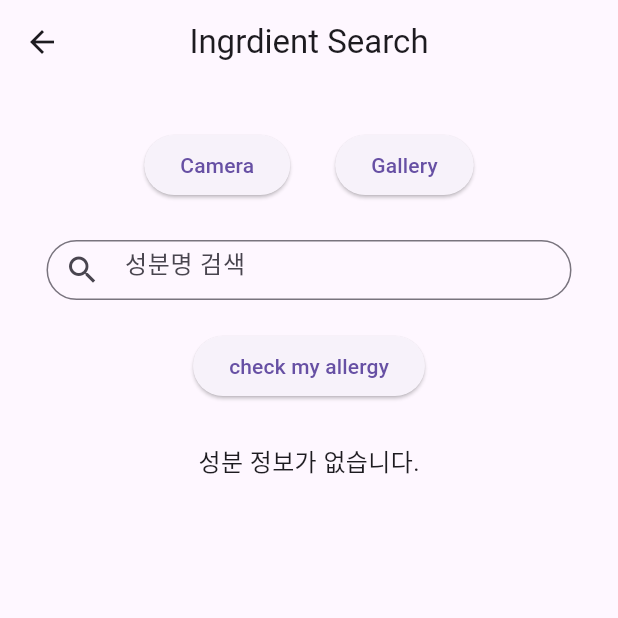
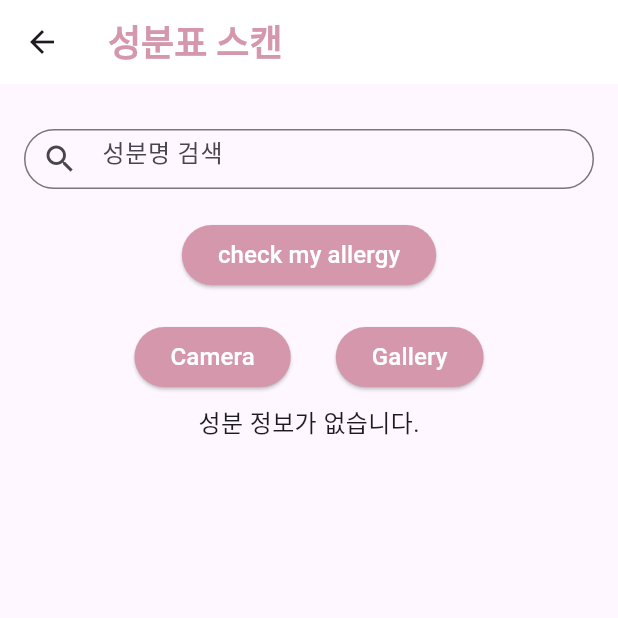
Before and after one commit to Tmfprl/is_app, a Flutter app: the CameraPage screen opened directly, on a phone screen of 412 x 824 dp, the top half of it. Run offline on Flutter 3.47's test engine with Material 3 defaults, Android fonts, the phone set to English and light mode, and no system bars; our stand-ins replace flutter_secure_storage, image_cropper, image_picker; missing offline and left inert: mysql_client; accounts and stored records are empty.

Commit message:
Update imageModule.dart

```diff
--- a/lib/ingredientListScan/imageModule.dart
+++ b/lib/ingredientListScan/imageModule.dart
@@ -7,23 +7,6 @@ import 'package:is_app/config/DBConnect.dart';
 import 'package:is_app/config/StorageService.dart';
 import 'package:is_app/ingredientListScan/ViewIngredientInfo.dart';
 
-/// ingredient scan main funtion
-///
-/// @author : 박경은
-///
-/// method
-/// : pickImage()
-/// : _showIngredientTypeDialog()
-/// : _fetchAllIngredientInfo()
-/// : fetchIngredientInfo()
-/// : _processExtractedText()
-/// : cropImages()
-/// : _buildButton()
-///
-/// update history
-/// : 2024.10.31_add code info
-///
-
 class CameraPage extends StatefulWidget {
   const CameraPage({super.key});
 
@@ -32,18 +15,16 @@ class CameraPage extends StatefulWidget {
 }
 
 class _CameraPageState extends State<CameraPage> {
-  // final _storageService = StorageService();
   final _databaseService = DatabaseService();
   XFile? image;
   CroppedFile? croppedFile;
   final ImagePicker picker = ImagePicker();
   String? extractedText;
   List<String> ingredients = [];
-  String? selectedIngredientInfo; // 선택된 성분 정보 저장
-  String? selectedTable; // 선택된 성분표 종류를 저장할 변수
+  String? selectedIngredientInfo;
+  String? selectedTable;
   String search = '';
 
-  // 이미지 선택 및 텍스트 추출 후 카테고리 선택
   void pickImage(bool pickGalleryImage) async {
     try {
       image = pickGalleryImage
@@ -63,22 +44,18 @@ class _CameraPageState extends State<CameraPage> {
                 setState(() {
                   extractedText = text;
                 });
-                // 텍스트 추출 후 성분 리스트 생성
-              _processExtractedText(extractedText!, 'cosmetic'); // 임의로 'cosmetic' 카테고리 지정
-
-                // 텍스트 추출 후 카테고리 선택
-                _showIngredientTypeDialog(ingredients.first); // 카테고리 선택 팝업 호출
+                _processExtractedText(extractedText!, 'cosmetic');
+                _showIngredientTypeDialog(ingredients.first);
               },
             ),
           ),
         );
       }
     } catch (e) {
-      print('Error picking image: $e'); // 에러 핸들링
+      print('Error picking image: $e');
     }
   }
 
-  // 카테고리 선택 다이얼로그
   Future<void> _showIngredientTypeDialog(String ingredient) async {
     String? selectedType = await showDialog(
       context: context,
@@ -90,117 +67,69 @@ class _CameraPageState extends State<CameraPage> {
             children: [
               ElevatedButton(
                 onPressed: () {
-                  Navigator.pop(context); // 다이얼로그 닫기
+                  Navigator.pop(context);
                   setState(() {
-                    selectedTable = 'cosmetic_ingredient'; // 선택한 성분표 종류
+                    selectedTable = 'cosmetic_ingredient';
                   });
-                  // Navigator.push(
-                  //   context,
-                  //   MaterialPageRoute(builder: (context) => const ViewInfo()),
-                  // );
                 },
                 child: Text('화장품 성분표'),
               ),
-              // ElevatedButton(
-              //   onPressed: () {
-              //     Navigator.pop(context); // 다이얼로그 닫기
-              //     setState(() {
-              //       selectedTable = 'medical_items'; // 선택한 성분표 종류
-              //     });
-              //     // Navigator.push(
-              //     //   context,
-              //     //   MaterialPageRoute(builder: (context) => const ViewInfo()),
-              //     // );
-              //   },
-              //   child: Text('의약품 성분표'),
-              // ),
               ElevatedButton(
                 onPressed: () {
-                  Navigator.pop(context); // 다이얼로그 닫기
+                  Navigator.pop(context);
                   setState(() {
-                    selectedTable = 'chemical_ingredient'; // 선택한 성분표 종류
+                    selectedTable = 'medical_items';
                   });
-                  // Navigator.push(
-                  //   context,
-                  //   MaterialPageRoute(builder: (context) => const ViewInfo()),
-                  // );
+                },
+                child: Text('의약품 성분표'),
+              ),
+              ElevatedButton(
+                onPressed: () {
+                  Navigator.pop(context);
+                  setState(() {
+                    selectedTable = 'chemical_ingredient';
+                  });
                 },
                 child: Text('화학약품 성분표'),
               ),
             ],
           ),
-
         );
       },
     );
     if (selectedType != null) {
-      // 선택된 성분표 종류를 가지고 메인 화면으로 돌아가기
       fetchIngredientInfo(selectedType);
     }
   }
 
-
-  // 선택한 카테고리에 따라 성분 정보를 가져오는 함수
-  Future<void> _fetchAllIngredientInfo(String ingredient, tableName) async {
-    for (String ingredient in ingredients) {
-      await _fetchAllIngredientInfo(ingredient.trim(), tableName); // 선택된 카테고리에 맞게 조회
-    }
-  }
-
-  // DB에서 성분 정보 조회 (카테고리별로 다른 테이블 조회)
-  // Future<void> fetchIngredientInfo(String ingredient) async {
-  //   if (selectedTable != null) {
-  //     var ingredientInfo = await _databaseService.getIngredientInfoFromDB(ingredient.trim(), selectedTable!);
-
-  //     if (ingredientInfo != null) {
-  //       setState(() {
-  //         selectedIngredientInfo =  ingredientInfo; // 성분 정보가 있을 때 반환
-  //       });
-  //     } else {
-  //       setState(() {
-  //         selectedIngredientInfo =  "해당 성분에 대한 정보가 없습니다."; // 성분 정보가 없을 때 메시지 반환
-  //       });
-  //     }
-  //   } else {
-  //     setState(() {
-  //         selectedIngredientInfo =  "성분표 종류를 먼저 선택하세요."; // 선택된 테이블이 없는 경우 메시지 반환
-  //       });
-  //   }
-  // }
   Future<String> fetchIngredientInfo(String ingredient) async {
     if (selectedTable != null) {
       var ingredientInfo = await _databaseService.getIngredientInfoFromDB(ingredient.trim(), selectedTable!);
 
       if (ingredientInfo != null) {
-        return ingredientInfo; // 성분 정보가 있을 때 반환
+        return ingredientInfo;
       } else {
-        return "해당 성분에 대한 정보가 없습니다."; // 성분 정보가 없을 때 메시지 반환
+        return "해당 성분에 대한 정보가 없습니다.";
       }
     } else {
-      return "성분표 종류를 먼저 선택하세요."; // 선택된 테이블이 없는 경우 메시지 반환
+      return "성분표 종류를 먼저 선택하세요.";
     }
   }
 
-
-  // 성분 텍스트를 처리하는 함수
   void _processExtractedText(String tableName, String columnName) {
-    // 필터링할 단어 목록 정의 (제거하고자 하는 단어들)
     List<String> wordsToExclude = ['전성분', '보존제', '기타물질', '양쪽성이온계', '음이온계', '사용방법', '4 ppm'];
-
-    // "전성분"과 다른 불필요한 단어들을 제거
     String cleanedText = extractedText ?? '';
 
     for (String word in wordsToExclude) {
       cleanedText = cleanedText.replaceAll(RegExp('$word[\s]*', caseSensitive: false), '');
     }
 
-    // 줄바꿈 및 공백 정리
     cleanedText = cleanedText
-        .replaceAll(RegExp(r'[\n\r\t]'), '')  // 줄바꿈과 탭을 공백으로 변환
-        .replaceAll(RegExp(r'\s+'), ' ')  // 여러 개의 공백을 하나로 변환
-        .replaceAll('[', '') // '['를 '대체할 문자1'로
-        .replaceAll(']', '') // ']'를 '대체할 문자2'로
-        .replaceAll('1,', '') // '1'을 '대체할 문자3'로
+        .replaceAll(RegExp(r'[\n\r\t]'), '')
+        .replaceAll(RegExp(r'\s+'), ' ')
+        .replaceAll('[', '')
+        .replaceAll(']', '')
+        .replaceAll('1,', '')
         .replaceAll(':', ', ')
         .replaceAll('•', '')
         .replaceAll('·', ', ')
@@ -209,13 +138,11 @@ class _CameraPageState extends State<CameraPage> {
         .replaceAll(')', ', ')
         .trim();
 
-    // 성분을 콤마와 공백으로 분리하여 리스트로 만듦
     ingredients = cleanedText.split(RegExp(r',\s*'));
     print("Extracted Ingredients: $ingredients");
 
-    // 각 성분의 정보를 데이터베이스에서 조회
     for (String ingredient in ingredients) {
-      fetchIngredientInfo(ingredient.trim()); // 각 성분명에 대해 정보 조회
+      fetchIngredientInfo(ingredient.trim());
     }
   }
 
@@ -232,16 +159,11 @@ class _CameraPageState extends State<CameraPage> {
     return croppedFile!;
   }
 
-  // 알러지 체크하고 다이얼로그를 띄우는 메소드
-  void _checkAndNotifyBeforeButton(List<String> ingredient)async {
-    // 사용자의 알러지 정보 조회을 위한 아이디 가져오기
-    // String? userId = await _storageService.getUserInfo('usr_id');
-    print(ingredient);
-
+  void _checkAndNotifyBeforeButton(List<String> ingredient) async {
     List<String> allergies = await _databaseService.getUserAllergies(ingredient);
     await showDialog<void>(
       context: context,
-      builder: (BuildContext dialogContext) { // dialogContext 사용
+      builder: (BuildContext dialogContext) {
         return AlertDialog(
           title: Text('알러지 정보'),
           content: Text(
@@ -252,7 +174,7 @@ class _CameraPageState extends State<CameraPage> {
           actions: [
             TextButton(
               onPressed: () {
-                Navigator.of(dialogContext).pop(); // 다이얼로그 닫기
+                Navigator.of(dialogContext).pop();
               },
               child: Text('확인'),
             ),
@@ -277,7 +199,7 @@ class _CameraPageState extends State<CameraPage> {
           actions: <Widget>[
             TextButton(
               onPressed: () {
-                Navigator.of(dialogContext).pop(); // 다이얼로그 닫기
+                Navigator.of(dialogContext).pop();
               },
               child: Text('확인'),
             ),
@@ -287,13 +209,11 @@ class _CameraPageState extends State<CameraPage> {
     );
   }
 
-  // 성분명 검색 필터링
   void _filterIngredients(String inputSearch) {
     setState(() {
       search = inputSearch;
     });
   }
-
 
   _buildButton() {
     return Row(
@@ -301,12 +221,32 @@ class _CameraPageState extends State<CameraPage> {
       children: [
         ElevatedButton(
           onPressed: () => pickImage(false),
-          child: Text('Camera'),
+          child: Text('Camera',
+          style: TextStyle(
+            color: Colors.white,  // 글자 색을 흰색으로 설정
+            fontSize: 16,          // 폰트 사이즈 설정
+          ),),
+          style: ElevatedButton.styleFrom(
+            backgroundColor: const Color.fromARGB(255, 212, 151, 171),
+            shape: RoundedRectangleBorder(
+              borderRadius: BorderRadius.circular(30),
+            ),
+          ),
         ),
         SizedBox(width: 30),
         ElevatedButton(
           onPressed: () => pickImage(true),
-          child: Text('Gallery'),
+          child: Text('Gallery',
+          style: TextStyle(
+            color: Colors.white,  // 글자 색을 흰색으로 설정
+            fontSize: 16,          // 폰트 사이즈 설정
+          ),),
+          style: ElevatedButton.styleFrom(
+            backgroundColor: const Color.fromARGB(255, 212, 151, 171),
+            shape: RoundedRectangleBorder(
+              borderRadius: BorderRadius.circular(30),
+            ),
+          ),
         ),
       ],
     );
@@ -316,19 +256,24 @@ class _CameraPageState extends State<CameraPage> {
   Widget build(BuildContext context) {
     return Scaffold(
       appBar: AppBar(
-        title: Text('Ingrdient Search'),
-        centerTitle: true,
+        title: Text(
+          '성분표 스캔',
+          style: TextStyle(
+            fontSize: 24,
+            fontWeight: FontWeight.bold,
+            color: Color.fromARGB(255, 212, 151, 171),
+          ),
+        ),
+        backgroundColor: Colors.white,
+        elevation: 0,
       ),
       body: Column(
         children: [
           const SizedBox(height: 30, width: double.infinity),
-          _buildButton(),
-          const SizedBox(height: 10),
-          SizedBox(height: 16),
           Padding(
             padding: const EdgeInsets.symmetric(horizontal: 16.0),
             child: Container(
-              width: 350,
+              width: double.infinity,
               height: 40,
               child: TextField(
                 decoration: InputDecoration(
@@ -345,64 +290,58 @@ class _CameraPageState extends State<CameraPage> {
                 ),
                 style: TextStyle(fontSize: 16),
                 textAlignVertical: TextAlignVertical.center,
-                onChanged: _filterIngredients, // 입력할 때마다 필터링
+                onChanged: _filterIngredients,
               ),
             ),
           ),
           SizedBox(height: 20),
           ElevatedButton(
-            onPressed: () => _checkAndNotifyBeforeButton(ingredients), // 알러지 성분 확인 버튼
-            child: Text('check my allergy'),
+            onPressed: () => _checkAndNotifyBeforeButton(ingredients),
+            child: Text(
+              'check my allergy',
+              style: TextStyle(
+                color: Colors.white,  // 글자 색을 흰색으로 설정
+                fontSize: 16,          // 폰트 사이즈 설정
+              ),
+            ),
+            style: ElevatedButton.styleFrom(
+              backgroundColor: const Color.fromARGB(255, 212, 151, 171), // 버튼 배경색
+              shape: RoundedRectangleBorder(
+                borderRadius: BorderRadius.circular(30), // 버튼 테두리 둥글게
+              ),
+            ),
           ),
           const SizedBox(height: 20),
+          _buildButton(),
           Expanded(
             child: ingredients.isNotEmpty
                 ? ListView.builder(
                     itemCount: ingredients.length,
                     itemBuilder: (context, index) {
-                        // 공백이 아닌 경우에만 버튼 생성
-                        // 검색어가 없으면 모든 성분을 보여주고, 검색어가 있으면 필터링하여 해당 성분만 보여준다.
                       if (ingredients[index].trim().isNotEmpty &&
-                        (search.isEmpty ||
-                        ingredients[index].toLowerCase().contains(search.toLowerCase()))) {
+                          (search.isEmpty || ingredients[index].toLowerCase().contains(search.toLowerCase()))) {
                         return ElevatedButton(
                           onPressed: () async {
-                            // 성분 정보를 비동기로 가져오기
                             String ingredientInfo = await fetchIngredientInfo(ingredients[index]);
-                            // 다이얼로그로 성분 정보 표시
                             _showIngredientInfoDialog(context, ingredientInfo);
                           },
                           child: Text(
                             ingredients[index] == "2-헥산다이올"
-                              ? "1, 2-헥산다이올" // 조건이 맞으면 "1,2-헥산다이올" 버튼을 생성
-                              : ingredients[index], // 조건이 아니라면 원래 성분명 사용
+                              ? "1, 2-헥산다이올"
+                              : ingredients[index],
                             style: TextStyle(fontSize: 16),
+                          ),
+                          style: ElevatedButton.styleFrom(
+                            backgroundColor: const Color.fromARGB(255, 212, 151, 171),
+                            shape: RoundedRectangleBorder(
+                              borderRadius: BorderRadius.circular(30),
+                            ),
                           ),
                         );
                       } else {
-                        // 조건을 만족하지 않으면 빈 SizedBox 반환
                         return SizedBox.shrink();
                       }
-                      }
-                      //   if (ingredients[index].trim().isNotEmpty) {
-                      //     return ElevatedButton(
-                      //       onPressed: () async {
-                      //         // fetchIngredientInfo(ingredients[index]);
-                      //         String ingredientInfo = await fetchIngredientInfo(ingredients[index]);
-                      //         _showIngredientInfoDialog(context, ingredientInfo);
-                      //       },
-                      //       child: Text(
-                      //         ingredients[index] == "2-헥산다이올"
-                      //           ? "1, 2-헥산다이올"  // 조건이 맞으면 "1,2-헥산다이올" 버튼을 생성
-                      //           : ingredients[index], // 조건이 아니라면 원래 성분명 사용
-                      //         style: TextStyle(fontSize: 16),
-                      //       ),
-                      //     );
-                      //   } else {
-                      //     // 공백 성분명을 건너뛰기 위해 빈 SizedBox 반환
-                      //     return SizedBox.shrink();
-                      //   }
-                      // },
+                    },
                   )
                 : Container(
                     padding: const EdgeInsets.all(8.0),
@@ -411,22 +350,7 @@ class _CameraPageState extends State<CameraPage> {
                       style: TextStyle(fontSize: 16),
                     ),
                   ),
-
           ),
-            // const SizedBox(height: 20),
-            // Container(
-            //   padding: const EdgeInsets.all(8.0),
-            //   color: const Color(0xffe2e5e8),
-            //   child: selectedIngredientInfo != null
-            //       ? Text(
-            //           selectedIngredientInfo!,
-            //           style: TextStyle(fontSize: 16),
-            //         )
-            //       : const Text(
-            //           "성분 정보를 선택하세요.",
-            //           style: TextStyle(fontSize: 16),
-            //       ),
-            // ),
         ],
       ),
     );
```
Lines whose indentation alone changed are shown as unchanged.
